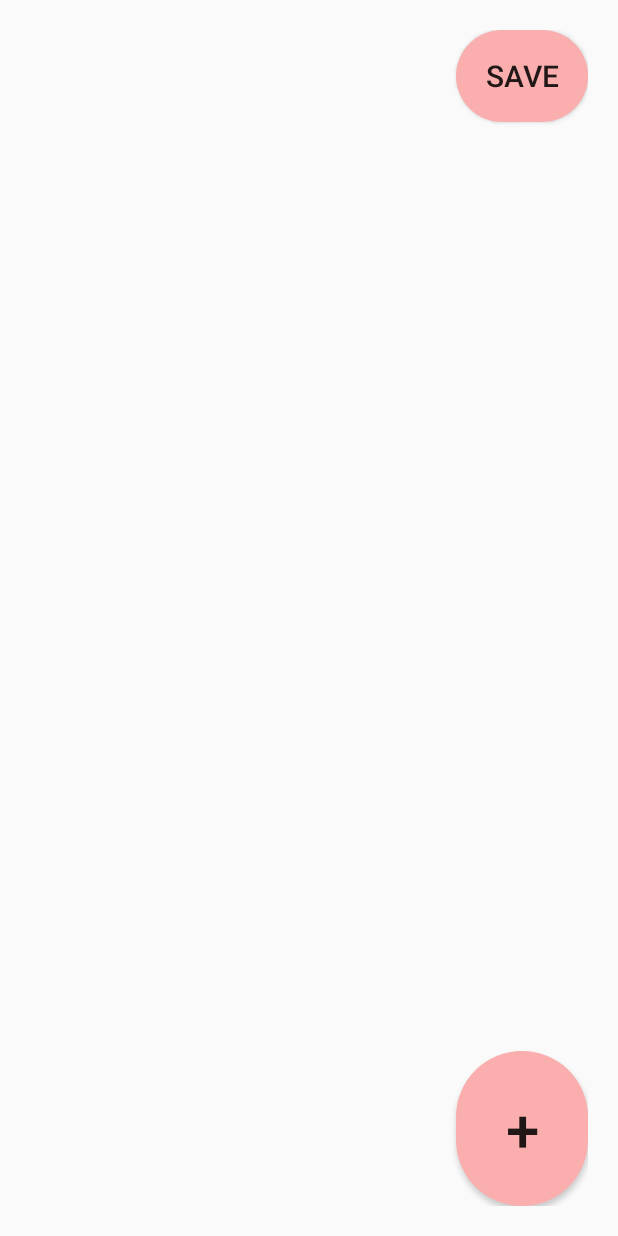
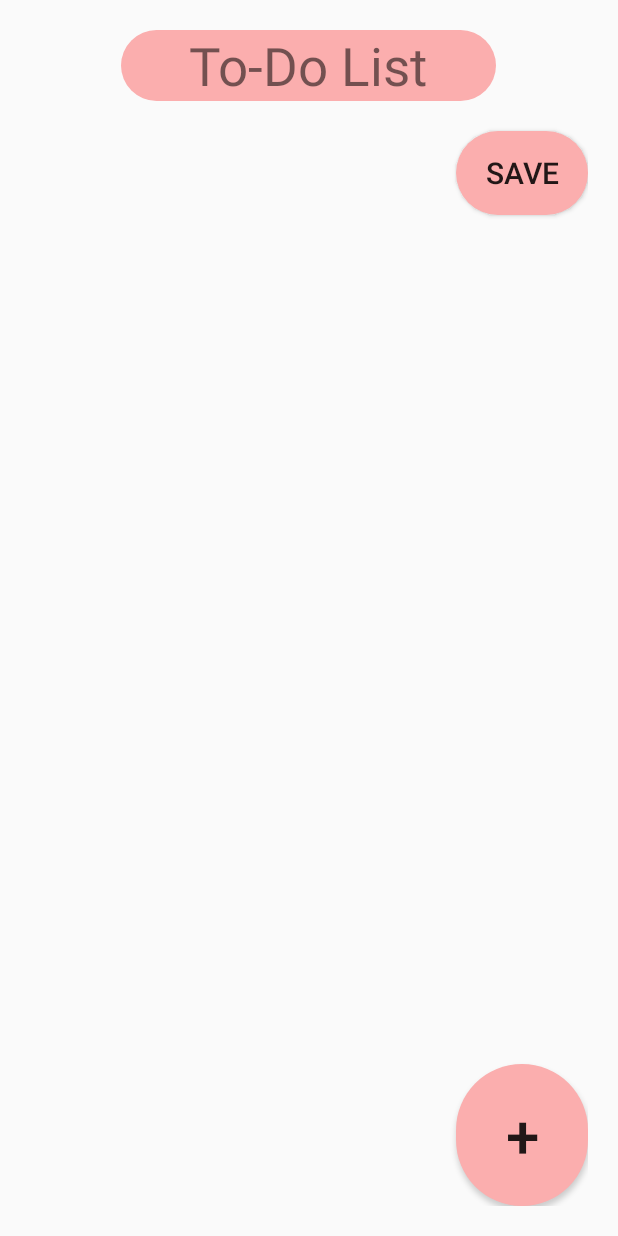
Before and after one commit to Group-Timer/GroupTime, an Android app: the GroupToDoListActivity screen opened directly, with no data from a screen before it, on a phone screen of 412 x 824 dp. Run offline under Robolectric (Android 15) with nearby library versions, the phone set to English and light mode, and no system bars; our stand-ins replace Firebase (no records; nobody signed in at launch, a user with empty details on screens opened directly).

Commit message:
현우 xml

```diff
--- a/app/src/main/java/com/example/grouptimer/GroupToDoListActivity.java
+++ b/app/src/main/java/com/example/grouptimer/GroupToDoListActivity.java
@@ -11,6 +11,7 @@ import android.view.View;
 import android.view.WindowManager;
 import android.widget.Button;
 import android.widget.EditText;
+import android.widget.TextView;
 
 import com.google.android.gms.tasks.OnCompleteListener;
 import com.google.firebase.database.DataSnapshot;
@@ -18,11 +19,15 @@ import com.google.firebase.database.DatabaseError;
 import com.google.firebase.database.FirebaseDatabase;
 import com.google.firebase.database.ValueEventListener;
 
+import org.w3c.dom.Text;
+
 import java.util.ArrayList;
 
 public class GroupToDoListActivity extends AppCompatActivity {
 
     private RecyclerView toDoListRecycleView;
+
+    private TextView groupNameTextView;
 
     private Button toDoListPlusButton;
 
@@ -44,6 +49,8 @@ public class GroupToDoListActivity extends AppCompatActivity {
     //plus 버튼 누르기 전의 총 toDoListItemArrayList 의 크기
     private int toDoListPlusButtonBefore;
 
+    //GroupName
+    private String groupName;
 
 
     @Override
@@ -54,6 +61,30 @@ public class GroupToDoListActivity extends AppCompatActivity {
         toDoListRecycleView = (RecyclerView) findViewById(R.id.toDoListRecycleView);
         toDoListPlusButton = (Button) findViewById(R.id.toDoListPlusButton);
         toDoListSaveButton = (Button) findViewById(R.id.toDoListSaveButton);
+
+//        groupNameTextView = (TextView) findViewById(R.id.groupNameTextView);
+
+
+// todolist 화면에서 맨위에 group이름 보여주기 하려는 부분
+//        FirebaseDatabase.getInstance().getReference()
+//                .child("Groups").child(DefineValue.Group_ID).child("groupName").child(String.valueOf(0))
+//                .addListenerForSingleValueEvent(new ValueEventListener() {
+//                    @Override
+//                    public void onDataChange(DataSnapshot dataSnapshot) {
+//
+//                        groupName = dataSnapshot.getValue(String.class);
+//
+//                        }
+//
+//                    @Override
+//                    public void onCancelled(@NonNull DatabaseError error) {
+//
+//                    }
+//
+//                });
+//
+//        groupNameTextView.setText(groupName);
+//        groupNameTextView.setTextSize(30);
 
         toDoListArrayList = new ArrayList<>();
         toDoListCheckBoxArrayList =new ArrayList<>();
--- a/app/src/main/java/com/example/grouptimer/PersonalTimeTableActivity.java
+++ b/app/src/main/java/com/example/grouptimer/PersonalTimeTableActivity.java
@@ -179,7 +179,7 @@ public class PersonalTimeTableActivity extends AppCompatActivity implements View
         topLayout.setOrientation(LinearLayout.HORIZONTAL);
 
         LinearLayout.LayoutParams topLayoutParams = new LinearLayout.LayoutParams(LinearLayout.LayoutParams.MATCH_PARENT, LinearLayout.LayoutParams.WRAP_CONTENT);
-
+        topLayoutParams.topMargin = 40;
 
         TextView textView = new TextView(this);
         textView.setText("Time Table");
--- a/app/src/main/res/layout/activity_group_to_do_list.xml
+++ b/app/src/main/res/layout/activity_group_to_do_list.xml
@@ -7,6 +7,21 @@
     android:layout_margin="20dp"
     tools:context=".GroupToDoListActivity"
     >
+
+
+    <TextView
+        android:id="@+id/groupNameTextView"
+        android:layout_width="250dp"
+        android:layout_height="wrap_content"
+        android:layout_gravity="center"
+        android:text="To-Do List"
+        android:textSize="35dp"
+        android:textAlignment="center"
+        android:layout_marginBottom="20dp"
+        android:background="@drawable/small_button"
+        >
+
+    </TextView>
 
     <Button
         android:id="@+id/toDoListSaveButton"
--- a/app/src/main/res/layout/group_todolist_recyclerview_item.xml
+++ b/app/src/main/res/layout/group_todolist_recyclerview_item.xml
@@ -14,7 +14,8 @@
             android:id="@+id/recyclerViewCheckBox1"
             android:layout_width="wrap_content"
             android:layout_height="wrap_content"
-            android:visibility="gone" >
+            android:visibility="gone"
+            android:buttonTint="#FBAEAE">
 
         </CheckBox>
 
```
Also changed, not shown: app/src/main/res/layout/activity_login.xml (+11 -0 lines).
